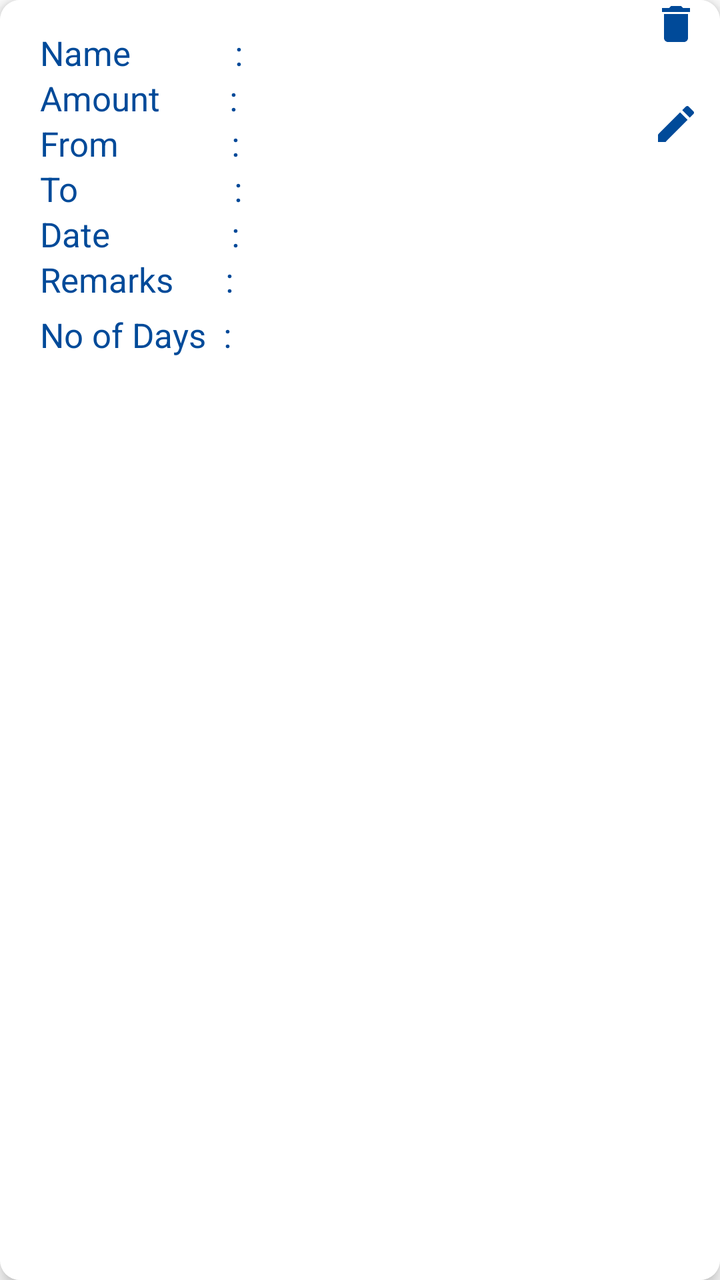
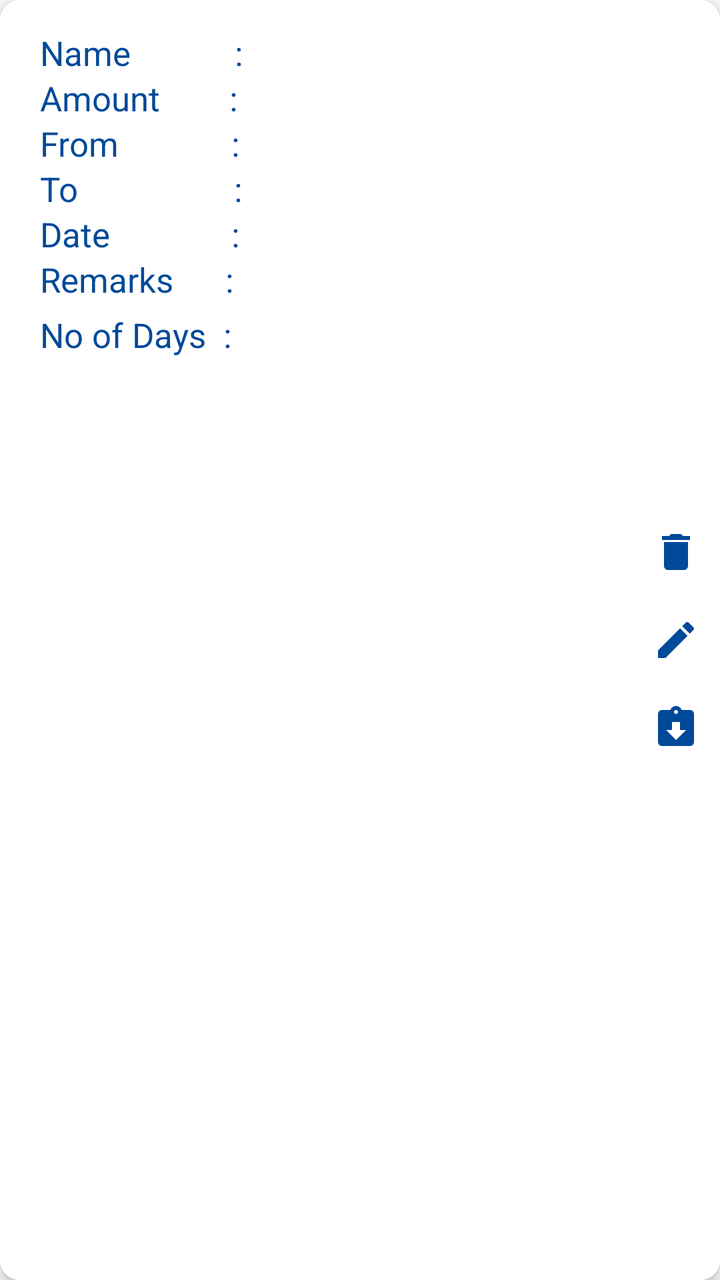

Two renders of the same Android screen: before a commit and after it. Below are the layout's source before the change and the commit's diff.
<!-- AndroidManifest.xml: application theme AppTheme -->
<!-- res/layout/view_lent_details_view.xml -->
<?xml version="1.0" encoding="utf-8"?>
<androidx.cardview.widget.CardView xmlns:android="http://schemas.android.com/apk/res/android"
    xmlns:app="http://schemas.android.com/apk/res-auto"
    xmlns:tools="http://schemas.android.com/tools"
    android:id="@+id/cardView1"
    android:layout_width="match_parent"
    android:layout_height="wrap_content"
    android:layout_margin="10dp"
    app:cardBackgroundColor="@color/white"
    app:cardCornerRadius="10dp"
    app:cardElevation="5dp">

    <androidx.constraintlayout.widget.ConstraintLayout
        android:layout_width="match_parent"
        android:layout_height="match_parent"
        android:background="@color/white">

        <LinearLayout
            android:layout_width="match_parent"
            android:layout_height="match_parent"
            android:layout_marginStart="10dp"
            android:layout_marginTop="10dp"
            android:layout_marginEnd="40dp"
            android:layout_marginBottom="10dp"
            android:baselineAligned="false"
            android:orientation="vertical"
            app:layout_constraintBottom_toBottomOf="parent"
            app:layout_constraintEnd_toStartOf="@+id/constraintLayout2"
            app:layout_constraintStart_toStartOf="parent"
            app:layout_constraintTop_toTopOf="parent">

            <LinearLayout
                android:layout_width="wrap_content"
                android:layout_height="wrap_content"
                android:layout_gravity="center_vertical"
                android:orientation="horizontal">

                <TextView
                    android:layout_width="wrap_content"
                    android:layout_height="wrap_content"
                    android:layout_marginStart="10dp"
                    android:layout_marginTop="5dp"
                    android:text="Name            :"
                    android:textColor="@color/background"
                    android:textSize="17sp"
                    tools:ignore="HardcodedText" />

                <TextView
                    android:id="@+id/lentDetName"
                    android:layout_width="wrap_content"
                    android:layout_height="wrap_content"
                    android:layout_marginStart="10dp"
                    android:layout_marginTop="5dp"
                    android:textColor="@color/background"
                    android:textSize="17sp"
                    android:textStyle="italic|bold" />
            </LinearLayout>

            <LinearLayout
                android:layout_width="wrap_content"
                android:layout_height="wrap_content"
                android:layout_gravity="center_vertical"
                android:orientation="horizontal">

                <TextView
                    android:layout_width="wrap_content"
                    android:layout_height="wrap_content"
                    android:layout_marginStart="10dp"
                    android:text="Amount        :"
                    android:textColor="@color/background"
                    android:textSize="17sp"
                    tools:ignore="HardcodedText" />

                <TextView
                    android:id="@+id/lentDetAmount"
                    android:layout_width="wrap_content"
                    android:layout_height="wrap_content"
                    android:layout_marginStart="10dp"
                    android:textColor="@color/background"
                    android:textSize="17sp"
                    android:textStyle="italic|bold" />
            </LinearLayout>

            <LinearLayout
                android:layout_width="wrap_content"
                android:layout_height="wrap_content"
                android:layout_gravity="center_vertical"
                android:orientation="horizontal">

                <TextView
                    android:layout_width="wrap_content"
                    android:layout_height="wrap_content"
                    android:layout_marginStart="10dp"
                    android:text="From             :"
                    android:textColor="@color/background"
                    android:textSize="17sp"
                    tools:ignore="HardcodedText" />

                <TextView
                    android:id="@+id/lentDetFrom"
                    android:layout_width="wrap_content"
                    android:layout_height="wrap_content"
                    android:layout_marginStart="10dp"
                    android:textColor="@color/background"
                    android:textSize="17sp"
                    android:textStyle="italic|bold" />
            </LinearLayout>

            <LinearLayout
                android:layout_width="wrap_content"
                android:layout_height="wrap_content"
                android:layout_gravity="center_vertical"
                android:orientation="horizontal">

                <TextView
                    android:layout_width="wrap_content"
                    android:layout_height="wrap_content"
                    android:layout_marginStart="10dp"
                    android:text="To                  :"
                    android:textColor="@color/background"
                    android:textSize="17sp"
                    tools:ignore="HardcodedText" />

                <TextView
                    android:id="@+id/lentDetTo"
                    android:layout_width="wrap_content"
                    android:layout_height="wrap_content"
                    android:layout_marginStart="10dp"
                    android:textColor="@color/background"
                    android:textSize="17sp"
                    android:textStyle="italic|bold" />
            </LinearLayout>

            <LinearLayout
                android:layout_width="wrap_content"
                android:layout_height="wrap_content"
                android:layout_gravity="center_vertical"
                android:orientation="horizontal">

                <TextView
                    android:layout_width="wrap_content"
                    android:layout_height="wrap_content"
                    android:layout_marginStart="10dp"
                    android:text="Date              :"
                    android:textColor="@color/background"
                    android:textSize="17sp"
                    tools:ignore="HardcodedText" />

                <TextView
                    android:id="@+id/lentDetDate"
                    android:layout_width="wrap_content"
                    android:layout_height="wrap_content"
                    android:layout_marginStart="10dp"
                    android:textColor="@color/background"
                    android:textSize="17sp"
                    android:textStyle="italic|bold" />
            </LinearLayout>

            <LinearLayout
                android:layout_width="wrap_content"
                android:layout_height="wrap_content"
                android:layout_gravity="center_vertical"
                android:orientation="horizontal">

                <TextView
                    android:layout_width="wrap_content"
                    android:layout_height="wrap_content"
                    android:layout_marginStart="10dp"
                    android:layout_marginBottom="5dp"
                    android:text="Remarks      :"
                    android:textColor="@color/background"
                    android:textSize="17sp"
                    tools:ignore="HardcodedText" />

                <TextView
                    android:id="@+id/lentDetRemarks"
                    android:layout_width="wrap_content"
                    android:layout_height="wrap_content"
                    android:layout_marginStart="10dp"
                    android:layout_marginBottom="5dp"
                    android:textColor="@color/background"
                    android:textSize="17sp"
                    android:textStyle="italic|bold" />
            </LinearLayout>

            <LinearLayout
                android:layout_width="wrap_content"
                android:layout_height="wrap_content"
                android:layout_gravity="center_vertical"
                android:orientation="horizontal">

                <TextView
                    android:layout_width="wrap_content"
                    android:layout_height="wrap_content"
                    android:layout_marginStart="10dp"
                    android:layout_marginBottom="5dp"
                    android:text="No of Days  :"
                    android:textColor="@color/background"
                    android:textSize="17sp"
                    tools:ignore="HardcodedText" />

                <TextView
                    android:id="@+id/lentDetDays"
                    android:layout_width="wrap_content"
                    android:layout_height="wrap_content"
                    android:layout_marginStart="10dp"
                    android:layout_marginBottom="5dp"
                    android:text=""
                    android:textColor="@color/background"
                    android:textSize="17sp"
                    android:textStyle="italic|bold" />
            </LinearLayout>

        </LinearLayout>

        <androidx.constraintlayout.widget.ConstraintLayout
            android:id="@+id/constraintLayout2"
            android:layout_width="wrap_content"
            android:layout_height="match_parent"
            android:layout_marginEnd="10dp"
            app:layout_constraintBottom_toBottomOf="parent"
            app:layout_constraintEnd_toEndOf="parent"
            app:layout_constraintTop_toTopOf="parent">

            <ImageView
                android:id="@+id/lentDetEditBtn"
                android:layout_width="wrap_content"
                android:layout_height="wrap_content"
                android:layout_marginTop="50dp"
                android:contentDescription="@string/lentdetailseditbtn"
                android:src="@drawable/ic_edit"
                app:layout_constraintEnd_toEndOf="parent"
                app:layout_constraintStart_toStartOf="parent"
                app:layout_constraintTop_toTopOf="parent" />

            <ImageView
                android:id="@+id/lentDetDeleteBtn"
                android:layout_width="wrap_content"
                android:layout_height="wrap_content"
                android:contentDescription="@string/lentdetailsdeletebtn"
                android:src="@drawable/ic_delete"
                app:layout_constraintEnd_toEndOf="parent"
                app:layout_constraintStart_toStartOf="parent"
                app:layout_constraintTop_toTopOf="parent" />

        </androidx.constraintlayout.widget.ConstraintLayout>

    </androidx.constraintlayout.widget.ConstraintLayout>

</androidx.cardview.widget.CardView>
<!-- resources referenced by this layout -->
<resources>
  <color name="background">#004A99</color>
  <color name="white">#FFFFFFFF</color>
  <!-- drawable ic_delete (drawable) -->
  <vector xmlns:android="http://schemas.android.com/apk/res/android"
      android:width="24dp"
      android:height="24dp"
      android:tint="@color/background"
      android:viewportWidth="24"
      android:viewportHeight="24">
      <path
          android:fillColor="@android:color/white"
          android:pathData="M6,19c0,1.1 0.9,2 2,2h8c1.1,0 2,-0.9 2,-2V7H6v12zM19,4h-3.5l-1,-1h-5l-1,1H5v2h14V4z" />
  </vector>
  <!-- drawable ic_edit (drawable) -->
  <vector xmlns:android="http://schemas.android.com/apk/res/android"
      android:width="24dp"
      android:height="24dp"
      android:tint="@color/background"
      android:viewportWidth="24"
      android:viewportHeight="24">
      <path
          android:fillColor="@android:color/white"
          android:pathData="M3,17.25V21h3.75L17.81,9.94l-3.75,-3.75L3,17.25zM20.71,7.04c0.39,-0.39 0.39,-1.02 0,-1.41l-2.34,-2.34c-0.39,-0.39 -1.02,-0.39 -1.41,0l-1.83,1.83 3.75,3.75 1.83,-1.83z" />
  </vector>
  <string name="lentdetailsdeletebtn">LentDetailsDeleteBtn</string>
  <string name="lentdetailseditbtn">LentDetailsEditbtn</string>
  <style name="AppTheme" parent="Theme.MaterialComponents.Light.DarkActionBar">
          
          
          
          <item name="colorPrimary">@color/background</item>
          <item name="colorPrimaryDark">@color/background</item>
          <item name="colorAccent">@color/background</item>
          
          <item name="colorSurface">@color/background</item>
          
          <item name="android:itemTextAppearance">@style/OptionsMenuStyle</item>
      </style>
  <style name="OptionsMenuStyle" parent="@style/TextAppearance.AppCompat.Widget.ActionBar.Title">
          <item name="android:textColor">@color/background</item>
          <item name="android:textStyle">italic|bold</item>
          <item name="android:textSize">15sp</item>
      </style>
</resources>

<!-- the commit's change to res/layout/view_lent_details_view.xml (unified diff, before → after) -->
@@ -216,7 +216,7 @@
         <androidx.constraintlayout.widget.ConstraintLayout
             android:id="@+id/constraintLayout2"
             android:layout_width="wrap_content"
-            android:layout_height="match_parent"
+            android:layout_height="wrap_content"
             android:layout_marginEnd="10dp"
             app:layout_constraintBottom_toBottomOf="parent"
             app:layout_constraintEnd_toEndOf="parent"
@@ -226,23 +226,34 @@
                 android:id="@+id/lentDetEditBtn"
                 android:layout_width="wrap_content"
                 android:layout_height="wrap_content"
-                android:layout_marginTop="50dp"
-                android:contentDescription="@string/lentdetailseditbtn"
+                android:layout_marginTop="20dp"
+                android:contentDescription="@string/lent_details_edit_btn"
                 android:src="@drawable/ic_edit"
                 app:layout_constraintEnd_toEndOf="parent"
                 app:layout_constraintStart_toStartOf="parent"
-                app:layout_constraintTop_toTopOf="parent" />
+                app:layout_constraintTop_toBottomOf="@+id/lentDetDeleteBtn" />
 
             <ImageView
                 android:id="@+id/lentDetDeleteBtn"
                 android:layout_width="wrap_content"
                 android:layout_height="wrap_content"
-                android:contentDescription="@string/lentdetailsdeletebtn"
+                android:contentDescription="@string/lent_details_delete_btn"
                 android:src="@drawable/ic_delete"
                 app:layout_constraintEnd_toEndOf="parent"
                 app:layout_constraintStart_toStartOf="parent"
                 app:layout_constraintTop_toTopOf="parent" />
 
+            <ImageView
+                android:id="@+id/lentDetReturnBtn"
+                android:layout_width="wrap_content"
+                android:layout_height="wrap_content"
+                android:layout_marginTop="20dp"
+                android:contentDescription="@string/lent_details_return_btn"
+                android:src="@drawable/ic_return"
+                app:layout_constraintEnd_toEndOf="parent"
+                app:layout_constraintStart_toStartOf="parent"
+                app:layout_constraintTop_toBottomOf="@+id/lentDetEditBtn" />
+
         </androidx.constraintlayout.widget.ConstraintLayout>
 
     </androidx.constraintlayout.widget.ConstraintLayout>
<!-- resource entries referenced after the edit -->
@@ -24,8 +24,20 @@
           android:fillColor="@android:color/white"
           android:pathData="M3,17.25V21h3.75L17.81,9.94l-3.75,-3.75L3,17.25zM20.71,7.04c0.39,-0.39 0.39,-1.02 0,-1.41l-2.34,-2.34c-0.39,-0.39 -1.02,-0.39 -1.41,0l-1.83,1.83 3.75,3.75 1.83,-1.83z" />
   </vector>
-  <string name="lentdetailsdeletebtn">LentDetailsDeleteBtn</string>
-  <string name="lentdetailseditbtn">LentDetailsEditbtn</string>
+  <!-- drawable ic_return (drawable) -->
+  <vector xmlns:android="http://schemas.android.com/apk/res/android"
+      android:width="24dp"
+      android:height="24dp"
+      android:tint="@color/background"
+      android:viewportWidth="24"
+      android:viewportHeight="24">
+      <path
+          android:fillColor="@android:color/white"
+          android:pathData="M19,3h-4.18C14.4,1.84 13.3,1 12,1c-1.3,0 -2.4,0.84 -2.82,2L5,3c-1.1,0 -2,0.9 -2,2v14c0,1.1 0.9,2 2,2h14c1.1,0 2,-0.9 2,-2L21,5c0,-1.1 -0.9,-2 -2,-2zM12,3c0.55,0 1,0.45 1,1s-0.45,1 -1,1 -1,-0.45 -1,-1 0.45,-1 1,-1zM12,18l-5,-5h3L10,9h4v4h3l-5,5z" />
+  </vector>
+  <string name="lent_details_delete_btn">LentDetailsDeleteBtn</string>
+  <string name="lent_details_edit_btn">LentDetailsEditBtn</string>
+  <string name="lent_details_return_btn">LentDetailsReturnBtn</string>
   <style name="AppTheme" parent="Theme.MaterialComponents.Light.DarkActionBar">
           
           
